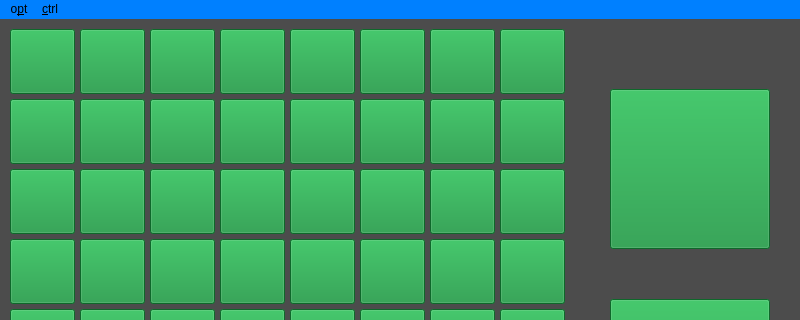
Old version of the form layout.ui in the repository wamgalexander/Othello; both pictures show x 0 to 800 and y 0 to 320 of the 800 by 640 pixel window.
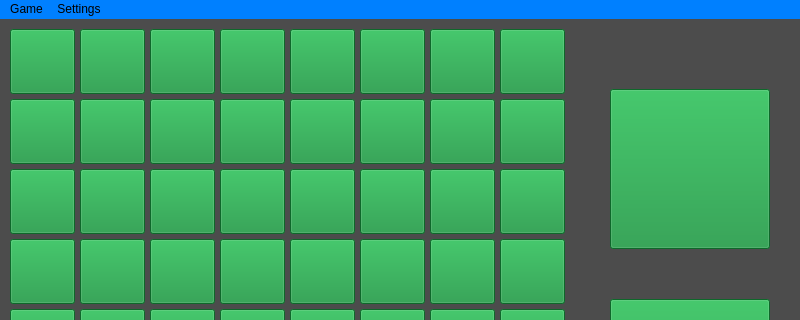
New version of the form. Icons and pictures are not drawn.

Commit message: update menu & finish blink function

What changed in the file:
```diff
--- a/layout.ui
+++ b/layout.ui
@@ -1417,16 +1417,16 @@
 font: 14pt &quot;Courier&quot;;</string>
     </property>
     <property name="title">
-     <string>o&amp;pt</string>
+     <string>Game</string>
     </property>
    </widget>
-   <widget class="QMenu" name="menuCtrl">
+   <widget class="QMenu" name="menuSettings">
     <property name="title">
-     <string>&amp;ctrl</string>
+     <string>Settings</string>
     </property>
    </widget>
    <addaction name="menuMenu"/>
-   <addaction name="menuCtrl"/>
+   <addaction name="menuSettings"/>
   </widget>
   <widget class="QStatusBar" name="statusbar"/>
  </widget>
```
Left out of the diff: 54 changed lines with no effect on the pictures. The commit also changes 2 other files.
